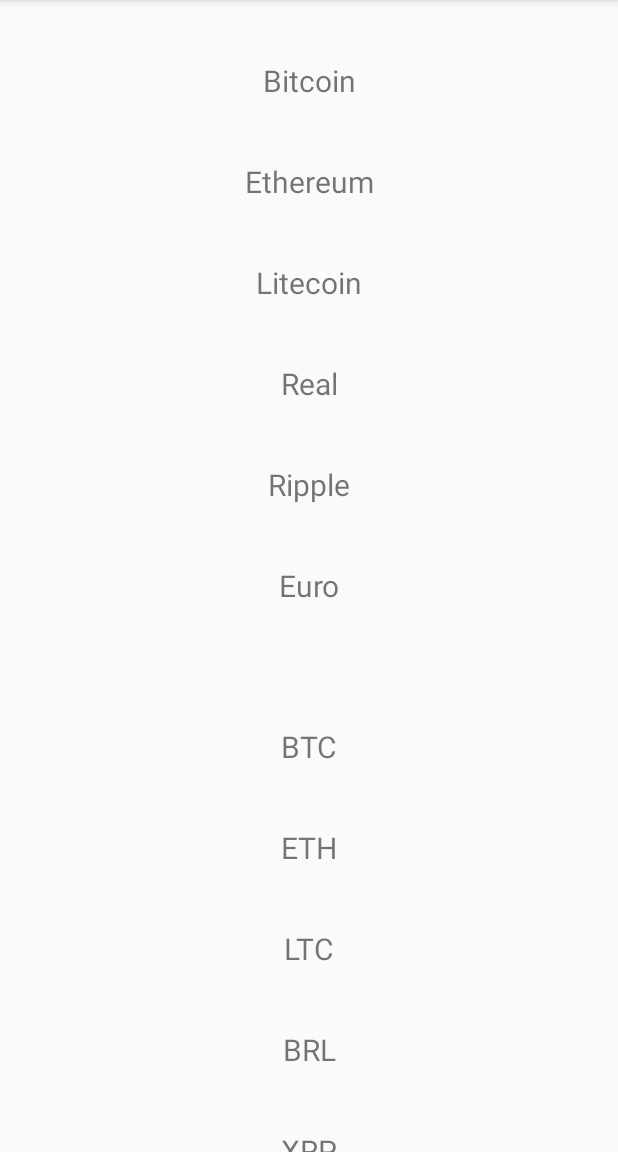
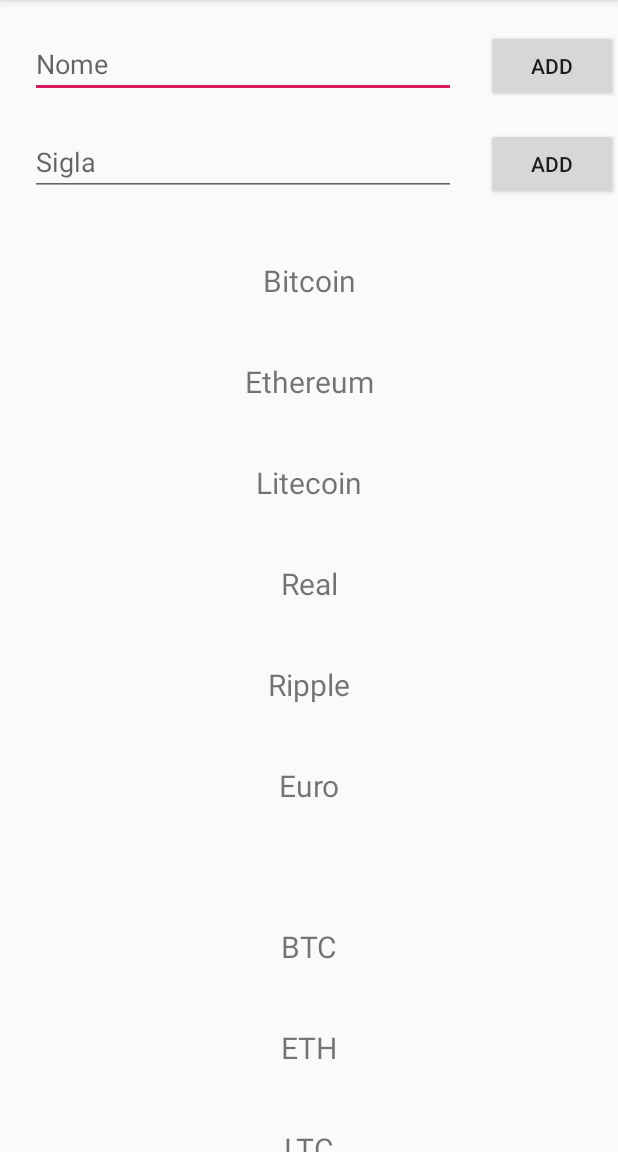
Before and after one commit to lucaslima777/RecyclerFragment, an Android app: the screen it shows after launch (MainActivity), on a phone screen of 412 x 824 dp, the part 84-1236 px from its top. Run offline under Robolectric (Android 15) with nearby library versions, the phone set to English and light mode, and no system bars.

Commit message:
Teste com ViewModel

```diff
--- /dev/null
+++ b/app/src/main/java/lln/recycler/fragment/ScreenState.kt
@@ -0,0 +1,5 @@
+package lln.recycler.fragment
+
+sealed class ScreenState<T> {
+    class Success<T>(val data: T) : ScreenState<T>()
+}
--- /dev/null
+++ b/app/src/main/java/lln/recycler/fragment/fragment/AdicionarFragment.kt
@@ -0,0 +1,75 @@
+package lln.recycler.fragment.fragment
+
+import android.os.Bundle
+import android.util.Log
+import android.view.LayoutInflater
+import android.view.View
+import android.view.ViewGroup
+import android.widget.Toast
+import androidx.fragment.app.Fragment
+import androidx.lifecycle.Observer
+import androidx.lifecycle.ViewModelProviders
+import kotlinx.android.synthetic.main.fragment_adicionar.*
+import lln.recycler.fragment.R
+import lln.recycler.fragment.ScreenState
+import lln.recycler.fragment.viewmodel.NomeViewModel
+
+class AdicionarFragment : Fragment() {
+
+    lateinit var viewModel: NomeViewModel
+
+
+    override fun onCreate(savedInstanceState: Bundle?) {
+        super.onCreate(savedInstanceState)
+        viewModel = ViewModelProviders.of(this).get(NomeViewModel::class.java)
+        observeViewModel()
+    }
+
+    override fun onCreateView(
+        inflater: LayoutInflater, container: ViewGroup?,
+        savedInstanceState: Bundle?
+    ): View? {
+        return inflater.inflate(R.layout.fragment_adicionar, container, false)
+    }
+
+    override fun onViewCreated(view: View, savedInstanceState: Bundle?) {
+        super.onViewCreated(view, savedInstanceState)
+        initListeners()
+        val nomeObserver = Observer<ScreenState<String>> { nomes ->
+            setScreenState(nomes)
+        }
+
+        viewModel.getNome().observe(activity!!, nomeObserver)
+    }
+
+    fun setScreenState(screenState: ScreenState<String>) {
+        when (screenState) {
+            is ScreenState.Success -> {
+                Log.i(AdicionarFragment.javaClass.simpleName, screenState.data)
+            }
+        }
+    }
+
+    private fun initListeners() {
+        btn_add_nome?.setOnClickListener {
+            viewModel._nome.value = ScreenState.Success(edittext_add_nome.text.toString())
+        }
+    }
+
+    private fun observeViewModel() {
+        viewModel._nome.observe(this, Observer {
+        })
+
+    }
+
+    private fun showToast(value: String) {
+        Toast.makeText(activity, value, Toast.LENGTH_LONG).show()
+    }
+
+    companion object {
+
+        @JvmStatic
+        fun newInstance() =
+            AdicionarFragment()
+    }
+}
--- a/app/src/main/java/lln/recycler/fragment/fragment/NomeFragment.kt
+++ b/app/src/main/java/lln/recycler/fragment/fragment/NomeFragment.kt
@@ -1,20 +1,32 @@
 package lln.recycler.fragment.fragment
 
 import android.os.Bundle
+import android.util.Log
 import android.view.LayoutInflater
 import android.view.View
 import android.view.ViewGroup
 import androidx.fragment.app.Fragment
+import androidx.lifecycle.Observer
+import androidx.lifecycle.ViewModelProviders
 import androidx.recyclerview.widget.LinearLayoutManager
+import kotlinx.android.synthetic.main.fragment_adicionar.*
 import kotlinx.android.synthetic.main.fragment_nome.*
 import lln.recycler.fragment.R
+import lln.recycler.fragment.ScreenState
 import lln.recycler.fragment.adapter.NomeAdapter
 import lln.recycler.fragment.model.NomeModel
+import lln.recycler.fragment.viewmodel.NomeViewModel
 
 class NomeFragment : Fragment() {
 
+    lateinit var viewModel: NomeViewModel
+    lateinit var adapter: NomeAdapter
+
+
     override fun onCreate(savedInstanceState: Bundle?) {
         super.onCreate(savedInstanceState)
+        viewModel = ViewModelProviders.of(this).get(NomeViewModel::class.java)
+        observeViewModel()
     }
 
     override fun onCreateView(
@@ -27,7 +39,42 @@ class NomeFragment : Fragment() {
     override fun onActivityCreated(savedInstanceState: Bundle?) {
         super.onActivityCreated(savedInstanceState)
         recycler_nome.layoutManager = LinearLayoutManager(context)
-        recycler_nome.adapter = NomeAdapter(context!!, mockNomes())
+        adapter = NomeAdapter(context!!, mockNomes())
+        recycler_nome.adapter = adapter
+    }
+
+    override fun onViewCreated(view: View, savedInstanceState: Bundle?) {
+        super.onViewCreated(view, savedInstanceState)
+
+        val nomeObserver = Observer<ScreenState<String>> { nomes ->
+            setScreenState(nomes)
+        }
+
+        viewModel.getNome().observe(activity!!, nomeObserver)
+    }
+
+    fun setScreenState(screenState: ScreenState<String>) {
+        when (screenState) {
+            is ScreenState.Success -> {
+                recycler_nome.layoutManager = LinearLayoutManager(context)
+                recycler_nome.adapter = NomeAdapter(context!!, listOf(NomeModel(screenState.data)))
+                adapter.notifyDataSetChanged()
+                Log.i(NomeFragment.javaClass.simpleName, screenState.data)
+            }
+        }
+    }
+
+    private fun observeViewModel() {
+        viewModel.getNome().observe(this, Observer {
+            val nomeChangerViewModel = ViewModelProviders.of(this).get(NomeViewModel::class.java)
+            nomeChangerViewModel._nome.observe(this, Observer<ScreenState<String>> {
+                recycler_nome.layoutManager = LinearLayoutManager(context)
+                recycler_nome.adapter = NomeAdapter(context!!, listOf(NomeModel(viewModel.getNome().value.toString())))
+                //recycler_nome.adapter.notifyDataSetChanged()
+            })
+
+        })
+
     }
 
     private fun mockNomes(): List<NomeModel> {
--- /dev/null
+++ b/app/src/main/java/lln/recycler/fragment/viewmodel/NomeViewModel.kt
@@ -0,0 +1,44 @@
+package lln.recycler.fragment.viewmodel
+
+import android.util.Log
+import androidx.lifecycle.MutableLiveData
+import androidx.lifecycle.ViewModel
+import lln.recycler.fragment.ScreenState
+
+class NomeViewModel : ViewModel() {
+
+    private var _nomeLiveData = String()
+
+    val nomeLiveData: String
+        get() = _nomeLiveData
+
+
+    fun setNome(nome: String) {
+        _nomeLiveData = nome
+    }
+
+    init {
+
+    }
+
+
+    val _nome: MutableLiveData<ScreenState<String>> by lazy {
+        MutableLiveData<ScreenState<String>>()
+    }
+
+    fun getNome(): MutableLiveData<ScreenState<String>> {
+        return _nome
+    }
+
+
+
+    fun setScreenState(screenState: ScreenState<String>) {
+        when (screenState) {
+            is ScreenState.Success -> {
+                Log.i("NomeViewModel", screenState.data)
+            }
+        }
+    }
+
+
+}
--- a/app/src/main/res/layout/activity_main.xml
+++ b/app/src/main/res/layout/activity_main.xml
@@ -11,6 +11,16 @@
         android:layout_height="match_parent">
 
         <fragment
+            android:id="@+id/add_fragment"
+            android:name="lln.recycler.fragment.fragment.AdicionarFragment"
+            android:layout_width="match_parent"
+            android:layout_height="wrap_content"
+            app:layout_constraintLeft_toLeftOf="parent"
+            app:layout_constraintRight_toRightOf="parent"
+            app:layout_constraintTop_toTopOf="parent"
+            tools:layout="@layout/fragment_adicionar" />
+
+        <fragment
             android:id="@+id/nome_fragment"
             android:name="lln.recycler.fragment.fragment.NomeFragment"
             android:layout_width="match_parent"
@@ -18,7 +28,7 @@
             android:layout_marginTop="20dp"
             app:layout_constraintLeft_toLeftOf="parent"
             app:layout_constraintRight_toRightOf="parent"
-            app:layout_constraintTop_toTopOf="parent"
+            app:layout_constraintTop_toBottomOf="@+id/add_fragment"
             tools:layout="@layout/fragment_nome" />
 
         <fragment
--- /dev/null
+++ b/app/src/main/res/layout/fragment_adicionar.xml
@@ -0,0 +1,47 @@
+<?xml version="1.0" encoding="utf-8"?>
+<androidx.constraintlayout.widget.ConstraintLayout xmlns:android="http://schemas.android.com/apk/res/android"
+    xmlns:app="http://schemas.android.com/apk/res-auto"
+    xmlns:tools="http://schemas.android.com/tools"
+    android:layout_width="match_parent"
+    android:layout_height="wrap_content"
+    tools:context=".fragment.AdicionarFragment">
+
+    <EditText
+        android:id="@+id/edittext_add_nome"
+        android:layout_width="0dp"
+        android:layout_height="wrap_content"
+        android:layout_margin="20dp"
+        android:hint="Nome"
+        app:layout_constraintLeft_toLeftOf="parent"
+        app:layout_constraintRight_toLeftOf="@+id/btn_add_nome"
+        app:layout_constraintTop_toTopOf="parent" />
+
+    <Button
+        android:id="@+id/btn_add_nome"
+        android:layout_width="wrap_content"
+        android:layout_height="wrap_content"
+        android:layout_marginTop="20dp"
+        android:text="add"
+        app:layout_constraintRight_toRightOf="parent"
+        app:layout_constraintTop_toTopOf="parent" />
+
+    <EditText
+        android:id="@+id/edittext_add_sigla"
+        android:layout_width="0dp"
+        android:layout_height="wrap_content"
+        android:layout_margin="20dp"
+        android:hint="Sigla"
+        app:layout_constraintLeft_toLeftOf="parent"
+        app:layout_constraintRight_toLeftOf="@+id/btn_add_nome"
+        app:layout_constraintTop_toBottomOf="@+id/edittext_add_nome" />
+
+    <Button
+        android:id="@+id/btn_add_sigla"
+        android:layout_width="wrap_content"
+        android:layout_height="wrap_content"
+        android:layout_marginTop="20dp"
+        android:text="add"
+        app:layout_constraintRight_toRightOf="parent"
+        app:layout_constraintTop_toBottomOf="@+id/edittext_add_nome" />
+
+</androidx.constraintlayout.widget.ConstraintLayout>
```
